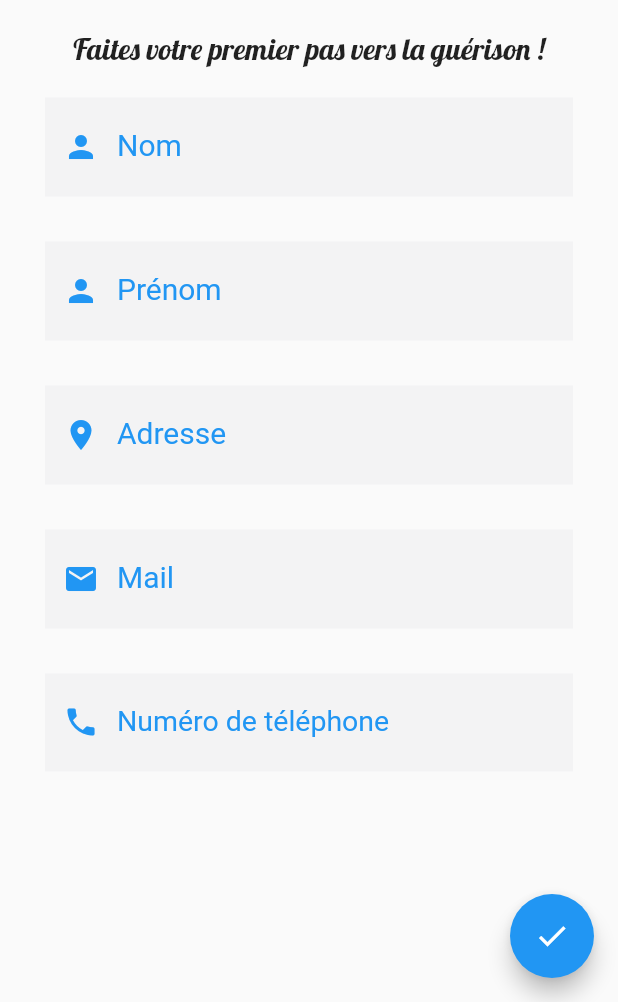
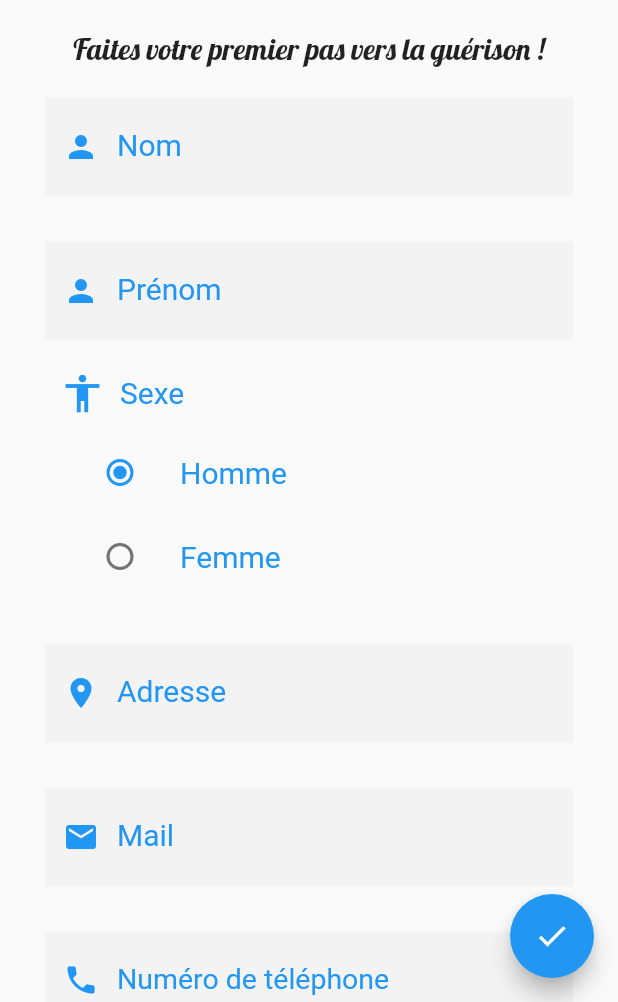
Before and after one commit to aminebma/clinica, a Flutter app: the SignUp screen opened by its route, on a phone screen of 412 x 824 dp, the part 234-1236 px from its top. Run offline on Flutter 3.47's test engine with Material 2 defaults, Android fonts, the phone set to English and light mode, and no system bars; our stand-ins replace flutter_spinkit, pin_code_fields, shared_preferences; accounts and stored records are empty; network calls fail.

```diff
--- a/lib/main.dart
+++ b/lib/main.dart
@@ -1,5 +1,6 @@
 import 'package:flutter/material.dart';
 
+import 'package:clinica/pages/launchScreen.dart';
 import 'package:clinica/pages/login.dart';
 import 'package:clinica/pages/sign_up.dart';
 import 'package:clinica/pages/confirmSignUp.dart';
@@ -14,7 +15,8 @@ class MyApp extends StatelessWidget {
     return MaterialApp(
       initialRoute: '/',
       routes: {
-        '/': (context) => Login(),
+        '/': (context) => LaunchScreen(),
+        '/login': (context) => Login(),
         '/sign_up': (context) => SignUp(),
         '/sign_up/verify': (context) => ConfirmSignUp(),
         '/home-patient': (context) => HomePatient(),
--- a/lib/pages/sign_up.dart
+++ b/lib/pages/sign_up.dart
@@ -7,9 +7,11 @@ class SignUp extends StatefulWidget {
   _SignUpState createState() => _SignUpState();
 }
 
+enum Sexe { Homme, Femme }
+
 class _SignUpState extends State<SignUp> {
   String _firstName, _lastName, _address, _mail, _phoneNumber;
-
+  Sexe _sex = Sexe.Homme;
   bool isLoading = false;
 
   final _signUpFormKey = GlobalKey<FormState>();
@@ -219,6 +221,79 @@ class _SignUpState extends State<SignUp> {
     );
   }
 
+  Widget _sexField() {
+    return Container(
+      margin: EdgeInsets.symmetric(
+        vertical: 10,
+        horizontal: 10,
+      ),
+      child: Column(
+        crossAxisAlignment: CrossAxisAlignment.start,
+        children: [
+          Row(
+            children: [
+              Icon(
+                Icons.accessibility,
+                color: Colors.blue,
+                size: 30,
+              ),
+              SizedBox(
+                width: 10,
+              ),
+              Text(
+                'Sexe',
+                style: TextStyle(
+                  fontSize: 20,
+                  fontWeight: FontWeight.w400,
+                  color: Colors.blue,
+                ),
+              ),
+            ],
+          ),
+          SizedBox(
+            height: 10,
+          ),
+          ListTile(
+            title: const Text(
+              'Homme',
+              style: TextStyle(
+                fontSize: 20,
+                color: Colors.blue,
+              ),
+            ),
+            leading: Radio(
+              value: Sexe.Homme,
+              groupValue: _sex,
+              onChanged: (Sexe value) {
+                setState(() {
+                  _sex = value;
+                });
+              },
+            ),
+          ),
+          ListTile(
+            title: const Text(
+              'Femme',
+              style: TextStyle(
+                fontSize: 20,
+                color: Colors.blue,
+              ),
+            ),
+            leading: Radio(
+              value: Sexe.Femme,
+              groupValue: _sex,
+              onChanged: (Sexe value) {
+                setState(() {
+                  _sex = value;
+                });
+              },
+            ),
+          ),
+        ],
+      ),
+    );
+  }
+
   Widget _signUpForm() {
     return Form(
       key: _signUpFormKey,
@@ -226,6 +301,7 @@ class _SignUpState extends State<SignUp> {
         children: <Widget>[
           _lastNameField(),
           _firstNameField(),
+          _sexField(),
           _addressField(),
           _mailField(),
           _phoneField()
@@ -304,6 +380,7 @@ class _SignUpState extends State<SignUp> {
       Map user = {
         'firstName': _firstName,
         'lastName': _lastName,
+        'sex': _sex == Sexe.Homme ? 'h' : 'f',
         'address': _address,
         'mail': _mail,
         'phoneNumber': '+213$_phoneNumber',
@@ -312,15 +389,19 @@ class _SignUpState extends State<SignUp> {
         url,
         body: user,
       );
+      if (response.statusCode == 200) {
         var sid = response.body;
         Navigator.pushNamed(_context, '/sign_up/verify', arguments: {
           'sid': sid,
           'firstName': user['firstName'],
           'lastName': user['lastName'],
+          'sex': user['sex'],
           'address': user['address'],
           'mail': user['mail'],
           'phoneNumber': user['phoneNumber'],
         });
+      } else
+        print(response.body);
     }
   }
 }
--- a/pubspec.yaml
+++ b/pubspec.yaml
@@ -14,6 +14,7 @@ dependencies:
   http: ^0.12.2
   pin_code_fields: ^4.0.0
   flutter_spinkit: ^4.1.2
+  shared_preferences: ^0.5.8
 
 dev_dependencies:
   flutter_test:
```
Also changed, not shown: lib/pages/home_doctor.dart (+28 -4 lines), lib/pages/home_patient.dart (+31 -8 lines), lib/pages/launchScreen.dart (added, +41 -0 lines), lib/pages/login.dart (+23 -2 lines), pubspec.lock. Lines whose indentation alone changed are shown as unchanged.
